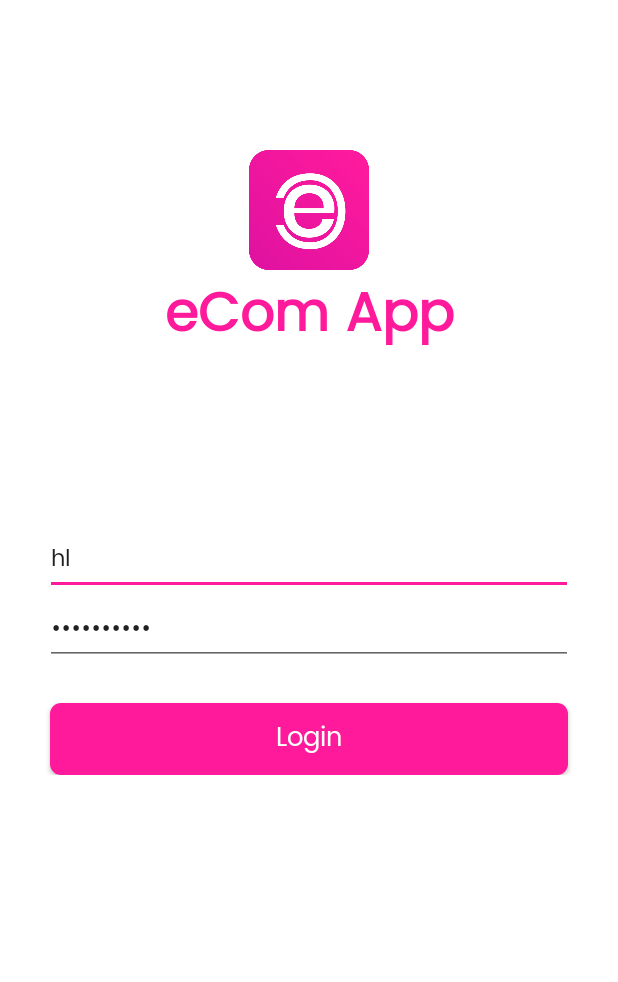
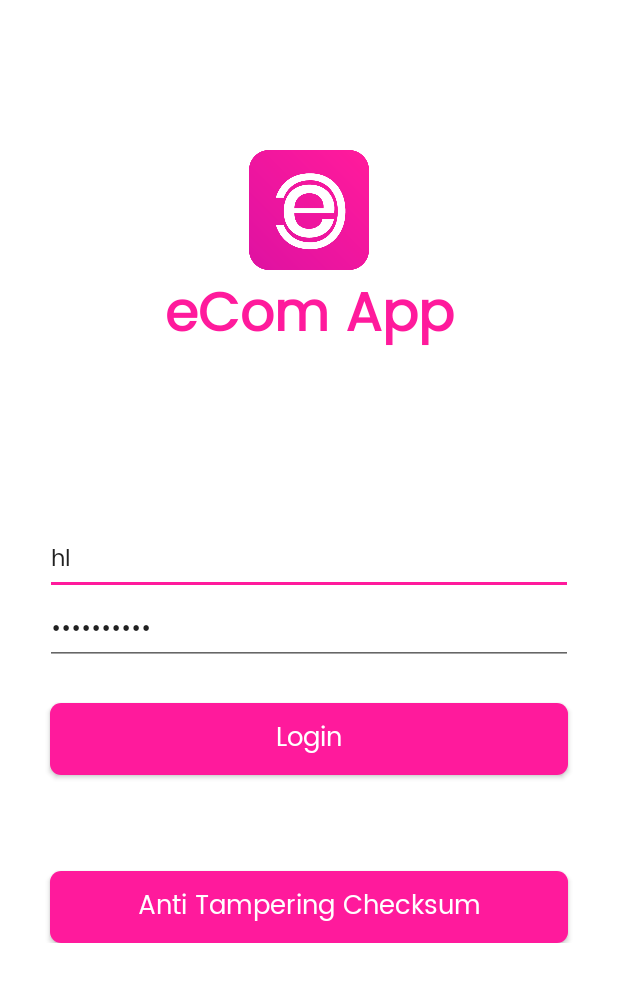
Before and after one commit to ProfIsaac998/cid_ecom, an Android app: the screen it shows after launch (Login), on a phone screen of 412 x 824 dp. Shown: the top 982 px of the screen. Run offline under Robolectric (Android 15) with nearby library versions, the phone set to English and light mode, and no system bars; our stand-ins replace Volley.

Commit message:
Anti Tampering Checksum

```diff
--- a/app/src/main/AndroidManifest.xml
+++ b/app/src/main/AndroidManifest.xml
@@ -12,7 +12,8 @@
 		android:supportsRtl="true"
 		android:theme="@style/ecomAppTheme"
 		android:usesCleartextTraffic="true">
-		<activity android:name=".Home"></activity>
+		<activity android:name=".AntiTampering"></activity>
+		<activity android:name=".Home" />
 		<activity android:name=".Register" />
 		<activity android:name=".Login" />
 		<activity
--- a/app/src/main/java/com/example/ecomapp/Login.java
+++ b/app/src/main/java/com/example/ecomapp/Login.java
@@ -45,6 +45,11 @@ public class Login extends AppActivity
 			MessageUI.snackbar(unauthText, 5000);
 			unauthText = null;
 		}
+	}
+
+	public void btnAntiTampClicked(View v)
+	{
+		startActivity(new Intent(this, AntiTampering.class));
 	}
 
 	public void btnLoginClicked(View v)
--- a/app/src/main/res/layout/activity_login.xml
+++ b/app/src/main/res/layout/activity_login.xml
@@ -87,6 +87,21 @@
 				app:layout_constraintTop_toBottomOf="@+id/fldPassword" />
 
 			<Button
+				android:id="@+id/btnAntiTamp"
+				style="@style/btnStyleFilled"
+				android:layout_width="0dp"
+				android:layout_height="wrap_content"
+				android:layout_marginLeft="33dp"
+				android:layout_marginTop="64dp"
+				android:layout_marginRight="33dp"
+				android:onClick="btnAntiTampClicked"
+				android:text="Anti Tampering Checksum"
+				app:layout_constraintHorizontal_bias="1.0"
+				app:layout_constraintLeft_toLeftOf="parent"
+				app:layout_constraintRight_toRightOf="parent"
+				app:layout_constraintTop_toBottomOf="@+id/btnLogin" />
+
+			<Button
 				android:id="@+id/btnRegister"
 				style="@style/btnStyleOutlined"
 				android:layout_width="0dp"
```
Also changed, not shown: app/src/main/java/com/example/ecomapp/AntiTampering.java (added, +76 -0 lines), app/src/main/java/com/example/ecomapp/CheckSum.java (deleted, +0 -32 lines), app/src/main/res/layout/activity_anti_tampering.xml (added, +9 -0 lines).
